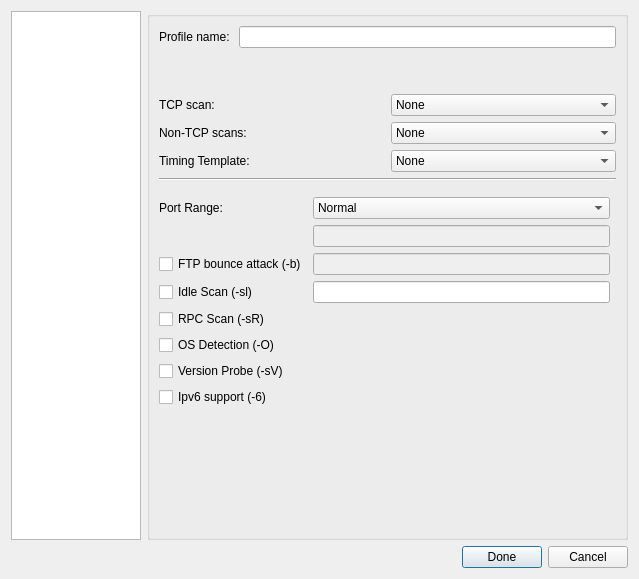
Above: src/app/profiler/profilerdialog.ui from nmapsi4/nmapsi4 before the change. Below: the same form after it.
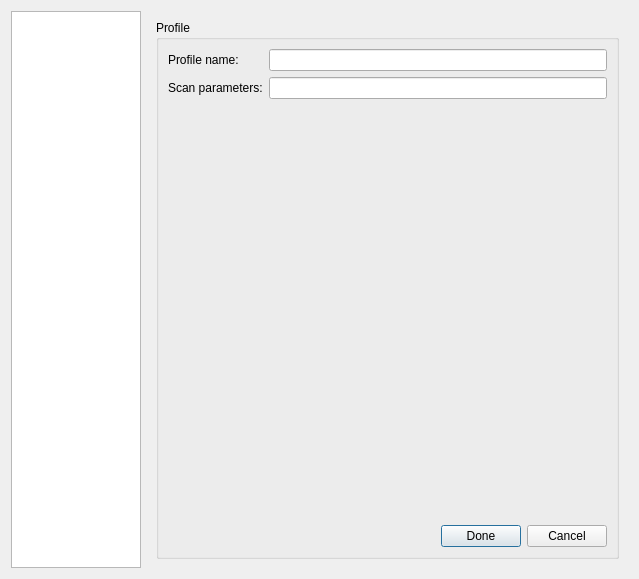
That is the form after the change. Icons and pictures are not drawn.

Commit message: new profile ListWidgetItem.

Patch:
```diff
--- a/src/app/profiler/profilerdialog.ui
+++ b/src/app/profiler/profilerdialog.ui
@@ -72,6 +72,95 @@
          <property name="currentIndex">
           <number>0</number>
          </property>
+         <widget class="QWidget" name="page">
+          <layout class="QHBoxLayout" name="horizontalLayout_7">
+           <item>
+            <widget class="QGroupBox" name="groupBox_8">
+             <property name="title">
+              <string>Profile</string>
+             </property>
+             <layout class="QVBoxLayout" name="verticalLayout_10">
+              <item>
+               <layout class="QGridLayout" name="gridLayout_4">
+                <item row="0" column="0">
+                 <widget class="QLabel" name="label">
+                  <property name="text">
+                   <string>Profile name: </string>
+                  </property>
+                 </widget>
+                </item>
+                <item row="0" column="1">
+                 <widget class="QLineEdit" name="profileNameLine"/>
+                </item>
+                <item row="1" column="0">
+                 <widget class="QLabel" name="label_3">
+                  <property name="text">
+                   <string>Scan parameters:</string>
+                  </property>
+                 </widget>
+                </item>
+                <item row="1" column="1">
+                 <widget class="QLineEdit" name="lineScanParameters"/>
+                </item>
+               </layout>
+              </item>
+              <item>
+               <spacer name="verticalSpacer_7">
+                <property name="orientation">
+                 <enum>Qt::Vertical</enum>
+                </property>
+                <property name="sizeHint" stdset="0">
+                 <size>
+                  <width>20</width>
+                  <height>40</height>
+                 </size>
+                </property>
+               </spacer>
+              </item>
+              <item>
+               <layout class="QHBoxLayout" name="horizontalLayout_2">
+                <item>
+                 <spacer name="horizontalSpacer">
+                  <property name="orientation">
+                   <enum>Qt::Horizontal</enum>
+                  </property>
+                  <property name="sizeHint" stdset="0">
+                   <size>
+                    <width>40</width>
+                    <height>20</height>
+                   </size>
+                  </property>
+                 </spacer>
+                </item>
+                <item>
+                 <widget class="QPushButton" name="doneButton">
+                  <property name="text">
+                   <string>Done</string>
+                  </property>
+                  <property name="icon">
+                   <iconset resource="../../../mainwin.qrc">
+                    <normaloff>:/images/images/flag_green.png</normaloff>:/images/images/flag_green.png</iconset>
+                  </property>
+                 </widget>
+                </item>
+                <item>
+                 <widget class="QPushButton" name="cancelButton">
+                  <property name="text">
+                   <string>Cancel</string>
+                  </property>
+                  <property name="icon">
+                   <iconset resource="../../../mainwin.qrc">
+                    <normaloff>:/images/images/button_cancel.png</normaloff>:/images/images/button_cancel.png</iconset>
+                  </property>
+                 </widget>
+                </item>
+               </layout>
+              </item>
+             </layout>
+            </widget>
+           </item>
+          </layout>
+         </widget>
          <widget class="QWidget" name="ScanOptions">
           <property name="autoFillBackground">
            <bool>false</bool>
@@ -90,36 +179,6 @@
              </property>
              <layout class="QGridLayout" name="gridLayout">
               <item row="0" column="0" colspan="2">
-               <layout class="QHBoxLayout" name="horizontalLayout_4">
-                <item>
-                 <widget class="QLabel" name="label">
-                  <property name="text">
-                   <string>Profile name: </string>
-                  </property>
-                 </widget>
-                </item>
-                <item>
-                 <widget class="QLineEdit" name="profileNameLine"/>
-                </item>
-               </layout>
-              </item>
-              <item row="1" column="0">
-               <spacer name="verticalSpacer_8">
-                <property name="orientation">
-                 <enum>Qt::Vertical</enum>
-                </property>
-                <property name="sizeType">
-                 <enum>QSizePolicy::Fixed</enum>
-                </property>
-                <property name="sizeHint" stdset="0">
-                 <size>
-                  <width>20</width>
-                  <height>40</height>
-                 </size>
-                </property>
-               </spacer>
-              </item>
-              <item row="2" column="0" colspan="2">
                <layout class="QHBoxLayout" name="horizontalLayout_12">
                 <item>
                  <widget class="QLabel" name="label_8">
@@ -155,7 +214,7 @@
                 </item>
                </layout>
               </item>
-              <item row="4" column="0" colspan="2">
+              <item row="2" column="0" colspan="2">
                <layout class="QHBoxLayout" name="horizontalLayout_17">
                 <item>
                  <widget class="QLabel" name="label_10">
@@ -205,7 +264,7 @@
                 </item>
                </layout>
               </item>
-              <item row="3" column="0" colspan="2">
+              <item row="1" column="0" colspan="2">
                <layout class="QHBoxLayout" name="horizontalLayout_5">
                 <item>
                  <widget class="QLabel" name="label_2">
@@ -230,14 +289,14 @@
                 </item>
                </layout>
               </item>
-              <item row="6" column="0" colspan="2">
+              <item row="4" column="0" colspan="2">
                <widget class="Line" name="line">
                 <property name="orientation">
                  <enum>Qt::Horizontal</enum>
                 </property>
                </widget>
               </item>
-              <item row="7" column="0">
+              <item row="5" column="0">
                <spacer name="verticalSpacer_4">
                 <property name="orientation">
                  <enum>Qt::Vertical</enum>
@@ -253,7 +312,7 @@
                 </property>
                </spacer>
               </item>
-              <item row="10" column="0" colspan="2">
+              <item row="8" column="0" colspan="2">
                <spacer name="verticalSpacer">
                 <property name="orientation">
                  <enum>Qt::Vertical</enum>
@@ -266,7 +325,7 @@
                 </property>
                </spacer>
               </item>
-              <item row="8" column="0">
+              <item row="6" column="0">
                <layout class="QGridLayout" name="gridLayout_3">
                 <item row="5" column="0">
                  <widget class="QCheckBox" name="rpcBox">
@@ -969,45 +1028,6 @@
        </item>
       </layout>
      </item>
-     <item>
-      <layout class="QHBoxLayout" name="horizontalLayout_2">
-       <item>
-        <spacer name="horizontalSpacer">
-         <property name="orientation">
-          <enum>Qt::Horizontal</enum>
-         </property>
-         <property name="sizeHint" stdset="0">
-          <size>
-           <width>40</width>
-           <height>20</height>
-          </size>
-         </property>
-        </spacer>
-       </item>
-       <item>
-        <widget class="QPushButton" name="doneButton">
-         <property name="text">
-          <string>Done</string>
-         </property>
-         <property name="icon">
-          <iconset resource="../../../mainwin.qrc">
-           <normaloff>:/images/images/flag_green.png</normaloff>:/images/images/flag_green.png</iconset>
-         </property>
-        </widget>
-       </item>
-       <item>
-        <widget class="QPushButton" name="cancelButton">
-         <property name="text">
-          <string>Cancel</string>
-         </property>
-         <property name="icon">
-          <iconset resource="../../../mainwin.qrc">
-           <normaloff>:/images/images/button_cancel.png</normaloff>:/images/images/button_cancel.png</iconset>
-         </property>
-        </widget>
-       </item>
-      </layout>
-     </item>
     </layout>
    </item>
   </layout>
```
The commit also changes 2 other files.
